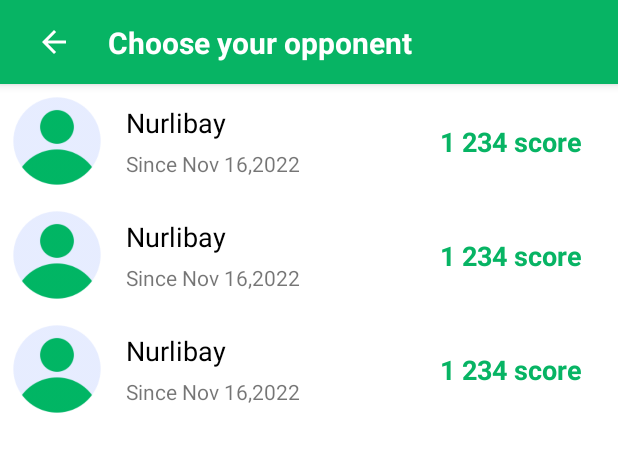
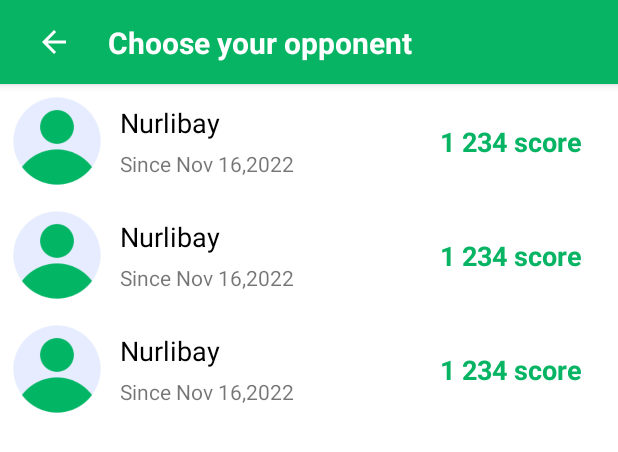
Before and after one commit to Nurlibay/Online-Math-Game, an Android app: the layout screen_players.xml on its own in the app's theme, with its tools: preview values and no code run, on a phone screen of 412 x 824 dp. Shown: the top 452 px of the screen. Run offline under Robolectric (Android 15) with nearby library versions, the phone set to English and light mode, and no system bars.

Commit message:
something changed

```diff
--- a/app/src/main/res/layout/item_player.xml
+++ b/app/src/main/res/layout/item_player.xml
@@ -19,12 +19,16 @@
 
     <androidx.appcompat.widget.AppCompatTextView
         android:id="@+id/tv_player_name"
-        android:layout_width="wrap_content"
+        android:layout_width="0dp"
         android:layout_height="wrap_content"
-        android:layout_marginStart="@dimen/margin_standard"
+        android:layout_marginStart="12dp"
         tools:text="Nurlibay"
+        android:ellipsize="end"
+        android:singleLine="true"
         android:textColor="@color/black"
         android:textSize="18dp"
+        app:layout_constraintEnd_toStartOf="@id/tv_score"
+        android:gravity="start"
         app:layout_constraintBottom_toTopOf="@id/tv_date"
         app:layout_constraintStart_toEndOf="@id/iv_player"
         app:layout_constraintTop_toTopOf="parent"
--- a/app/src/main/res/values/strings.xml
+++ b/app/src/main/res/values/strings.xml
@@ -48,4 +48,6 @@
     <string name="change_image">Change profile image</string>
     <string name="name">Name</string>
     <string name="save">Save</string>
+    <string name="share_app">Share This App</string>
+    <string name="two_player_math_game">Two Player Online Math Game</string>
 </resources>
```
Also changed, not shown: app/src/main/java/uz/nurlibaydev/onlinemathgame/presentation/main/MainScreen.kt (+18 -0 lines), 2 other files.
